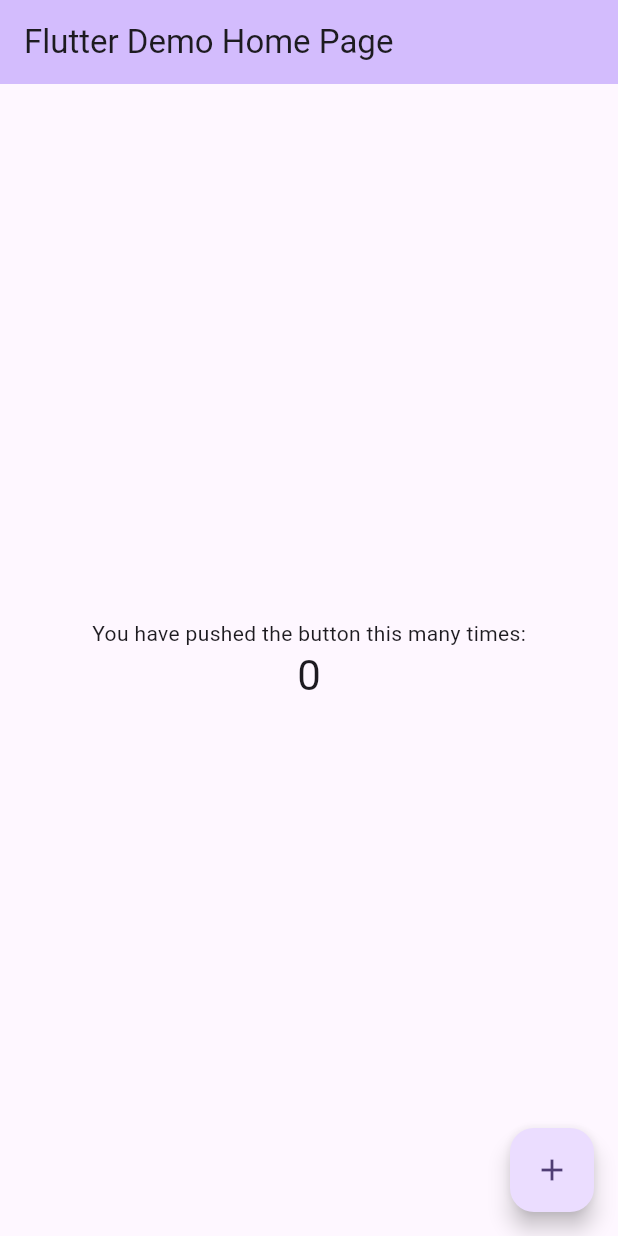
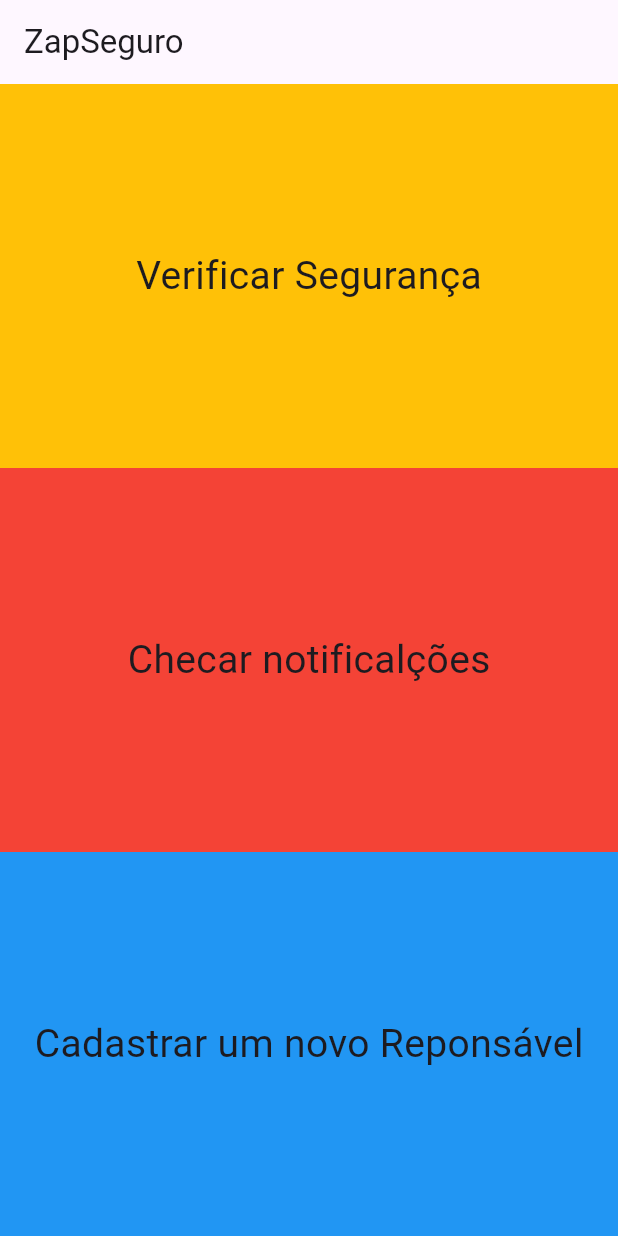
Before and after one commit to EricoDaMota/Projeto-LinkSeguro, a Flutter app: the screen it shows after launch, on a phone screen of 412 x 824 dp. Run offline on Flutter 3.47's test engine with Material 3 defaults, Android fonts, the phone set to English and light mode, and no system bars.

Commit message:
Fiz uma home page pra testes

```diff
--- a/zapseguro/lib/main.dart
+++ b/zapseguro/lib/main.dart
@@ -1,4 +1,5 @@
 import 'package:flutter/material.dart';
+import 'package:zapseguro/src/screens/home/home_page.dart';
 
 void main() {
   runApp(const MyApp());
@@ -13,110 +14,10 @@ class MyApp extends StatelessWidget {
     return MaterialApp(
       title: 'Flutter Demo',
       theme: ThemeData(
-        // This is the theme of your application.
-        //
-        // TRY THIS: Try running your application with "flutter run". You'll see
-        // the application has a purple toolbar. Then, without quitting the app,
-        // try changing the seedColor in the colorScheme below to Colors.green
-        // and then invoke "hot reload" (save your changes or press the "hot
-        // reload" button in a Flutter-supported IDE, or press "r" if you used
-        // the command line to start the app).
-        //
-        // Notice that the counter didn't reset back to zero; the application
-        // state is not lost during the reload. To reset the state, use hot
-        // restart instead.
-        //
-        // This works for code too, not just values: Most code changes can be
-        // tested with just a hot reload.
         colorScheme: .fromSeed(seedColor: Colors.deepPurple),
       ),
-      home: const MyHomePage(title: 'Flutter Demo Home Page'),
+      debugShowCheckedModeBanner: false,
+      home: const HomePage(),
     );
   }
 }
-
-class MyHomePage extends StatefulWidget {
-  const MyHomePage({super.key, required this.title});
-
-  // This widget is the home page of your application. It is stateful, meaning
-  // that it has a State object (defined below) that contains fields that affect
-  // how it looks.
-
-  // This class is the configuration for the state. It holds the values (in this
-  // case the title) provided by the parent (in this case the App widget) and
-  // used by the build method of the State. Fields in a Widget subclass are
-  // always marked "final".
-
-  final String title;
-
-  @override
-  State<MyHomePage> createState() => _MyHomePageState();
-}
-
-class _MyHomePageState extends State<MyHomePage> {
-  int _counter = 0;
-
-  void _incrementCounter() {
-    setState(() {
-      // This call to setState tells the Flutter framework that something has
-      // changed in this State, which causes it to rerun the build method below
-      // so that the display can reflect the updated values. If we changed
-      // _counter without calling setState(), then the build method would not be
-      // called again, and so nothing would appear to happen.
-      _counter++;
-    });
-  }
-
-  @override
-  Widget build(BuildContext context) {
-    // This method is rerun every time setState is called, for instance as done
-    // by the _incrementCounter method above.
-    //
-    // The Flutter framework has been optimized to make rerunning build methods
-    // fast, so that you can just rebuild anything that needs updating rather
-    // than having to individually change instances of widgets.
-    return Scaffold(
-      appBar: AppBar(
-        // TRY THIS: Try changing the color here to a specific color (to
-        // Colors.amber, perhaps?) and trigger a hot reload to see the AppBar
-        // change color while the other colors stay the same.
-        backgroundColor: Theme.of(context).colorScheme.inversePrimary,
-        // Here we take the value from the MyHomePage object that was created by
-        // the App.build method, and use it to set our appbar title.
-        title: Text(widget.title),
-      ),
-      body: Center(
-        // Center is a layout widget. It takes a single child and positions it
-        // in the middle of the parent.
-        child: Column(
-          // Column is also a layout widget. It takes a list of children and
-          // arranges them vertically. By default, it sizes itself to fit its
-          // children horizontally, and tries to be as tall as its parent.
-          //
-          // Column has various properties to control how it sizes itself and
-          // how it positions its children. Here we use mainAxisAlignment to
-          // center the children vertically; the main axis here is the vertical
-          // axis because Columns are vertical (the cross axis would be
-          // horizontal).
-          //
-          // TRY THIS: Invoke "debug painting" (choose the "Toggle Debug Paint"
-          // action in the IDE, or press "p" in the console), to see the
-          // wireframe for each widget.
-          mainAxisAlignment: .center,
-          children: [
-            const Text('You have pushed the button this many times:'),
-            Text(
-              '$_counter',
-              style: Theme.of(context).textTheme.headlineMedium,
-            ),
-          ],
-        ),
-      ),
-      floatingActionButton: FloatingActionButton(
-        onPressed: _incrementCounter,
-        tooltip: 'Increment',
-        child: const Icon(Icons.add),
-      ),
-    );
-  }
-}
--- /dev/null
+++ b/zapseguro/lib/src/screens/home/home_page.dart
@@ -0,0 +1,99 @@
+import 'package:flutter/material.dart';
+
+class HomePage extends StatefulWidget {
+  const HomePage({super.key});
+
+  @override
+  State<HomePage> createState() => _HomePageState();
+}
+
+class _HomePageState extends State<HomePage> {
+  @override
+  Widget build(BuildContext context) {
+    return Scaffold(
+      appBar: AppBar(title: Text('ZapSeguro')),
+      body: Column(
+        crossAxisAlignment: CrossAxisAlignment.stretch,
+        children: [
+          Expanded(
+            child: Container(
+              decoration: BoxDecoration(color: Colors.amber),
+              child: Center(
+                child: const Text(
+                  'Verificar Segurança',
+                  style: TextStyle(fontSize: 26),
+                ),
+              ),
+            ),
+          ),
+          Expanded(
+            child: GestureDetector(
+              onTap: () {
+                showMessage();
+              },
+              child: Container(
+                decoration: BoxDecoration(color: Colors.red),
+                child: Center(
+                  child: const Text(
+                    'Checar notificalções',
+                    style: TextStyle(fontSize: 26),
+                  ),
+                ),
+              ),
+            ),
+          ),
+          Expanded(
+            child: GestureDetector(
+              onTap: () {
+                print("Teste");
+              },
+              child: Container(
+                decoration: BoxDecoration(color: Colors.blue),
+                child: Center(
+                  child: const Text(
+                    'Cadastrar um novo Reponsável',
+                    style: TextStyle(fontSize: 26),
+                  ),
+                ),
+              ),
+            ),
+          ),
+        ],
+      ),
+    );
+  }
+
+  Future<bool?> showMessage() {
+    return showDialog(
+      context: context,
+      builder: (context) {
+        return Dialog(
+          shape: RoundedRectangleBorder(
+            borderRadius: BorderRadiusGeometry.circular(18),
+          ),
+          child: Stack(
+            children: [
+              Padding(
+                padding: const EdgeInsets.all(20.0),
+                child: Text(
+                  'Nenhuma nofiticação recebida',
+                  style: TextStyle(fontSize: 20),
+                ),
+              ),
+              Positioned(
+                top: 5,
+                right: 5,
+                child: IconButton(
+                  onPressed: () {
+                    Navigator.of(context).pop();
+                  },
+                  icon: const Icon(Icons.close_rounded),
+                ),
+              ),
+            ],
+          ),
+        );
+      },
+    );
+  }
+}
```
